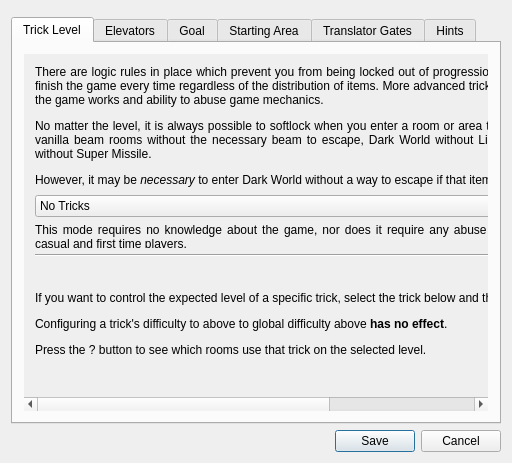
First picture: the form in randovania/gui/logic_settings_window.ui, repository randovania/randovania, before the edit.
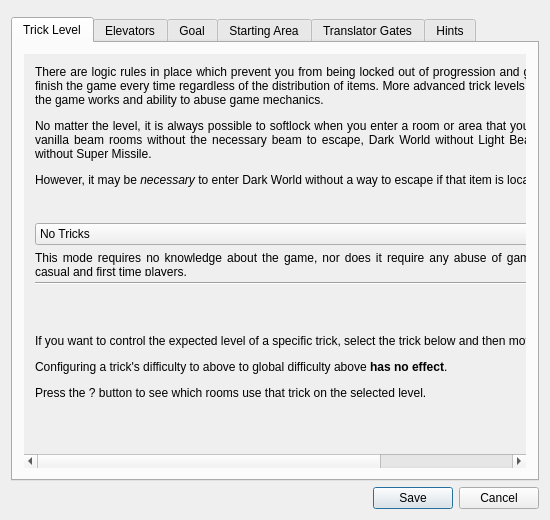
Second picture: the form after the edit.

Commit message: Add MainRules to LogicSettingsWindow

Diff of the .ui file:
```diff
--- a/randovania/gui/logic_settings_window.ui
+++ b/randovania/gui/logic_settings_window.ui
@@ -6,8 +6,8 @@
    <rect>
     <x>0</x>
     <y>0</y>
-    <width>512</width>
-    <height>463</height>
+    <width>550</width>
+    <height>520</height>
    </rect>
   </property>
   <property name="windowTitle">
@@ -43,8 +43,8 @@
            <rect>
             <x>0</x>
             <y>0</y>
-            <width>484</width>
-            <height>376</height>
+            <width>522</width>
+            <height>433</height>
            </rect>
           </property>
           <layout class="QVBoxLayout" name="trick_level_layout">
```
Left out of the diff: 4 changed lines with no effect on the pictures. The commit also changes 7 other files.
